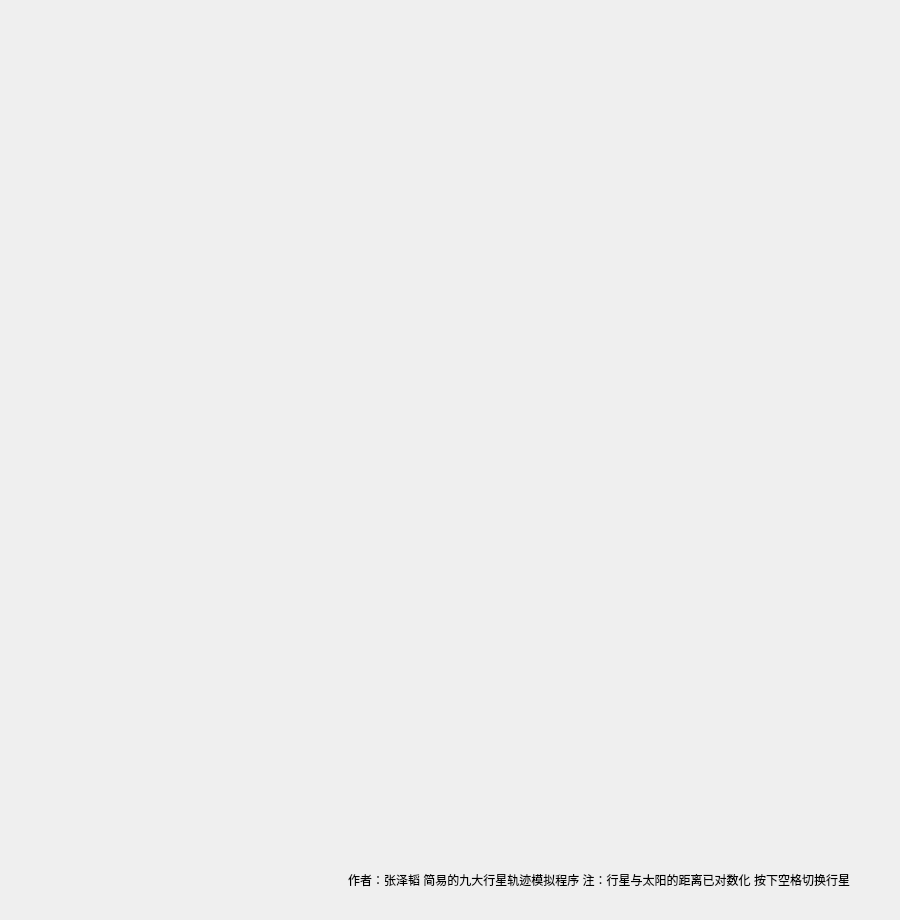
Qt form widget.ui (zzttzzmyswy/zyzh1_PlanetaryTrajectorySimulation) before a commit.
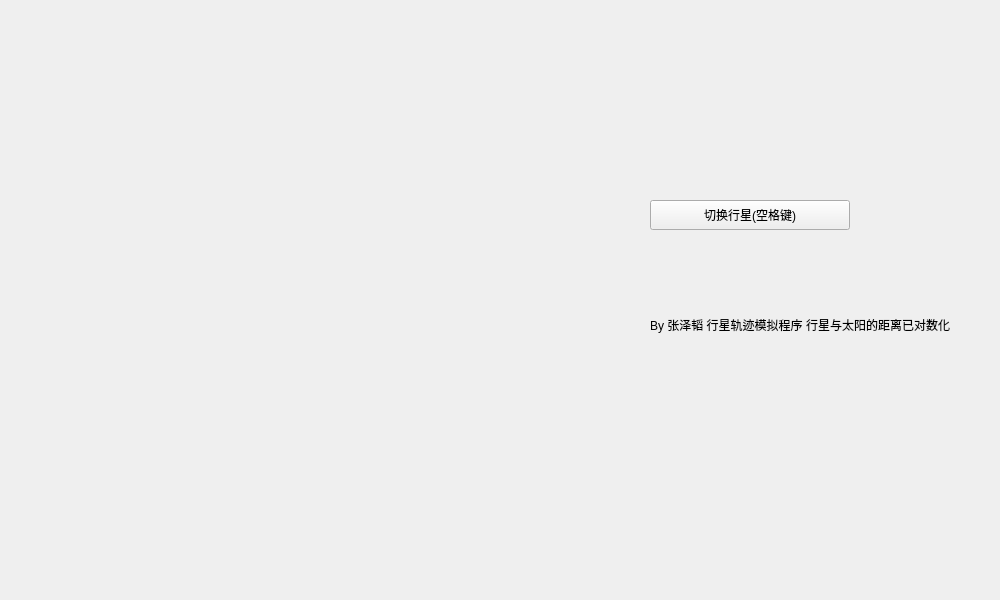
The same form after that commit.

```diff
--- a/widget.ui
+++ b/widget.ui
@@ -6,20 +6,26 @@
    <rect>
     <x>0</x>
     <y>0</y>
-    <width>900</width>
-    <height>920</height>
+    <width>1000</width>
+    <height>600</height>
    </rect>
   </property>
+  <property name="sizePolicy">
+   <sizepolicy hsizetype="Fixed" vsizetype="Fixed">
+    <horstretch>0</horstretch>
+    <verstretch>0</verstretch>
+   </sizepolicy>
+  </property>
   <property name="minimumSize">
    <size>
-    <width>900</width>
-    <height>920</height>
+    <width>1000</width>
+    <height>600</height>
    </size>
   </property>
   <property name="maximumSize">
    <size>
-    <width>900</width>
-    <height>920</height>
+    <width>1000</width>
+    <height>600</height>
    </size>
   </property>
   <property name="windowTitle">
@@ -31,22 +37,28 @@
    </property>
    <property name="geometry">
     <rect>
-     <x>50</x>
-     <y>50</y>
-     <width>800</width>
-     <height>800</height>
+     <x>10</x>
+     <y>10</y>
+     <width>500</width>
+     <height>500</height>
     </rect>
    </property>
+   <property name="sizePolicy">
+    <sizepolicy hsizetype="Fixed" vsizetype="Fixed">
+     <horstretch>0</horstretch>
+     <verstretch>0</verstretch>
+    </sizepolicy>
+   </property>
    <property name="minimumSize">
     <size>
-     <width>800</width>
-     <height>800</height>
+     <width>500</width>
+     <height>500</height>
     </size>
    </property>
    <property name="maximumSize">
     <size>
-     <width>800</width>
-     <height>800</height>
+     <width>500</width>
+     <height>500</height>
     </size>
    </property>
    <property name="text">
@@ -56,22 +68,28 @@
   <widget class="QLabel" name="label_2">
    <property name="geometry">
     <rect>
-     <x>50</x>
-     <y>10</y>
-     <width>800</width>
-     <height>40</height>
+     <x>550</x>
+     <y>50</y>
+     <width>400</width>
+     <height>50</height>
     </rect>
    </property>
+   <property name="sizePolicy">
+    <sizepolicy hsizetype="Fixed" vsizetype="Fixed">
+     <horstretch>0</horstretch>
+     <verstretch>0</verstretch>
+    </sizepolicy>
+   </property>
    <property name="minimumSize">
     <size>
-     <width>800</width>
-     <height>40</height>
+     <width>400</width>
+     <height>50</height>
     </size>
    </property>
    <property name="maximumSize">
     <size>
-     <width>800</width>
-     <height>40</height>
+     <width>400</width>
+     <height>50</height>
     </size>
    </property>
    <property name="text">
@@ -84,22 +102,28 @@
   <widget class="QLabel" name="label_3">
    <property name="geometry">
     <rect>
-     <x>50</x>
-     <y>860</y>
-     <width>800</width>
-     <height>40</height>
+     <x>550</x>
+     <y>300</y>
+     <width>400</width>
+     <height>50</height>
     </rect>
    </property>
+   <property name="sizePolicy">
+    <sizepolicy hsizetype="Fixed" vsizetype="Fixed">
+     <horstretch>0</horstretch>
+     <verstretch>0</verstretch>
+    </sizepolicy>
+   </property>
    <property name="minimumSize">
     <size>
-     <width>800</width>
-     <height>40</height>
+     <width>400</width>
+     <height>50</height>
     </size>
    </property>
    <property name="maximumSize">
     <size>
-     <width>800</width>
-     <height>40</height>
+     <width>400</width>
+     <height>50</height>
     </size>
    </property>
    <property name="sizeIncrement">
@@ -109,7 +133,7 @@
     </size>
    </property>
    <property name="text">
-    <string>作者：张泽韬 简易的九大行星轨迹模拟程序 注：行星与太阳的距离已对数化 按下空格切换行星</string>
+    <string>By 张泽韬 行星轨迹模拟程序 行星与太阳的距离已对数化</string>
    </property>
    <property name="alignment">
     <set>Qt::AlignRight|Qt::AlignTrailing|Qt::AlignVCenter</set>
@@ -118,28 +142,28 @@
   <widget class="QLabel" name="label_4">
    <property name="geometry">
     <rect>
-     <x>50</x>
-     <y>50</y>
-     <width>800</width>
-     <height>800</height>
+     <x>10</x>
+     <y>10</y>
+     <width>500</width>
+     <height>500</height>
     </rect>
    </property>
    <property name="sizePolicy">
-    <sizepolicy hsizetype="Preferred" vsizetype="Preferred">
+    <sizepolicy hsizetype="Fixed" vsizetype="Fixed">
      <horstretch>0</horstretch>
      <verstretch>0</verstretch>
     </sizepolicy>
    </property>
    <property name="minimumSize">
     <size>
-     <width>800</width>
-     <height>800</height>
+     <width>500</width>
+     <height>500</height>
     </size>
    </property>
    <property name="maximumSize">
     <size>
-     <width>800</width>
-     <height>800</height>
+     <width>500</width>
+     <height>500</height>
     </size>
    </property>
    <property name="sizeIncrement">
@@ -152,6 +176,93 @@
     <string/>
    </property>
   </widget>
+  <widget class="QPushButton" name="pushButton">
+   <property name="geometry">
+    <rect>
+     <x>650</x>
+     <y>200</y>
+     <width>200</width>
+     <height>30</height>
+    </rect>
+   </property>
+   <property name="sizePolicy">
+    <sizepolicy hsizetype="Fixed" vsizetype="Fixed">
+     <horstretch>0</horstretch>
+     <verstretch>0</verstretch>
+    </sizepolicy>
+   </property>
+   <property name="text">
+    <string>切换行星(空格键)</string>
+   </property>
+  </widget>
+  <widget class="QLabel" name="label_5">
+   <property name="geometry">
+    <rect>
+     <x>550</x>
+     <y>100</y>
+     <width>400</width>
+     <height>50</height>
+    </rect>
+   </property>
+   <property name="sizePolicy">
+    <sizepolicy hsizetype="Fixed" vsizetype="Fixed">
+     <horstretch>0</horstretch>
+     <verstretch>0</verstretch>
+    </sizepolicy>
+   </property>
+   <property name="minimumSize">
+    <size>
+     <width>400</width>
+     <height>50</height>
+    </size>
+   </property>
+   <property name="maximumSize">
+    <size>
+     <width>400</width>
+     <height>50</height>
+    </size>
+   </property>
+   <property name="text">
+    <string/>
+   </property>
+   <property name="alignment">
+    <set>Qt::AlignLeading|Qt::AlignLeft|Qt::AlignVCenter</set>
+   </property>
+  </widget>
+  <widget class="QLabel" name="label_6">
+   <property name="geometry">
+    <rect>
+     <x>550</x>
+     <y>150</y>
+     <width>400</width>
+     <height>50</height>
+    </rect>
+   </property>
+   <property name="sizePolicy">
+    <sizepolicy hsizetype="Fixed" vsizetype="Fixed">
+     <horstretch>0</horstretch>
+     <verstretch>0</verstretch>
+    </sizepolicy>
+   </property>
+   <property name="minimumSize">
+    <size>
+     <width>400</width>
+     <height>50</height>
+    </size>
+   </property>
+   <property name="maximumSize">
+    <size>
+     <width>400</width>
+     <height>50</height>
+    </size>
+   </property>
+   <property name="text">
+    <string/>
+   </property>
+   <property name="alignment">
+    <set>Qt::AlignLeading|Qt::AlignLeft|Qt::AlignVCenter</set>
+   </property>
+  </widget>
  </widget>
  <resources/>
  <connections/>
```
Left out of the diff: 2 changed lines with no effect on the pictures.
